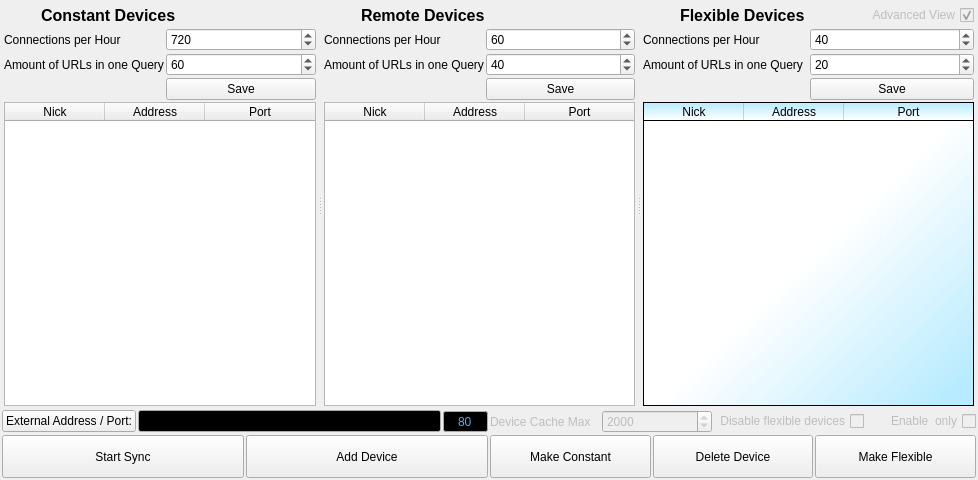
This is ui/connection-display.ui in berndhs/arado as Qt 5 draws it before an edit. The edited form follows.
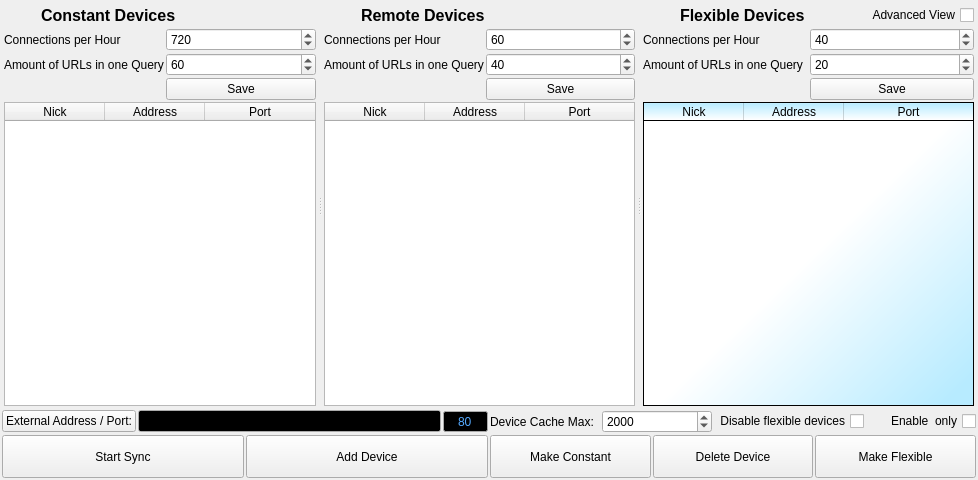
This is the edited form. Icons and pictures are not drawn.

Commit message: function for advancedcheckboxview.

```diff
--- a/ui/connection-display.ui
+++ b/ui/connection-display.ui
@@ -415,7 +415,7 @@
          <item>
           <widget class="QCheckBox" name="checkAdvViewBox">
            <property name="enabled">
-            <bool>false</bool>
+            <bool>true</bool>
            </property>
            <property name="layoutDirection">
             <enum>Qt::RightToLeft</enum>
@@ -424,7 +424,7 @@
             <string>Advanced View</string>
            </property>
            <property name="checked">
-            <bool>true</bool>
+            <bool>false</bool>
            </property>
           </widget>
          </item>
@@ -721,17 +721,20 @@
      <item>
       <widget class="QLabel" name="label">
        <property name="enabled">
-        <bool>false</bool>
+        <bool>true</bool>
+       </property>
+       <property name="layoutDirection">
+        <enum>Qt::RightToLeft</enum>
        </property>
        <property name="text">
-        <string>Device Cache Max</string>
+        <string>Device Cache Max:</string>
        </property>
       </widget>
      </item>
      <item>
       <widget class="QSpinBox" name="ipcachesize">
        <property name="enabled">
-        <bool>false</bool>
+        <bool>true</bool>
        </property>
        <property name="toolTip">
         <string>Amount of IP-adresses in your IP-cache (1500-5000). Rise up, if all IP-adresses are outdated or offline and connections fail after a start.  Then each minute a request is sent to the boot-IP-connections, to fill the cache for 100%.</string>
@@ -750,7 +753,7 @@
      <item>
       <widget class="QCheckBox" name="checkboxdisable_C">
        <property name="enabled">
-        <bool>false</bool>
+        <bool>true</bool>
        </property>
        <property name="layoutDirection">
         <enum>Qt::RightToLeft</enum>
@@ -763,7 +766,7 @@
      <item>
       <widget class="QCheckBox" name="checkBox_I2P">
        <property name="enabled">
-        <bool>false</bool>
+        <bool>true</bool>
        </property>
        <property name="layoutDirection">
         <enum>Qt::RightToLeft</enum>
```
Left out of the diff: 3 changed lines with no effect on the pictures. The commit also changes 2 other files.
